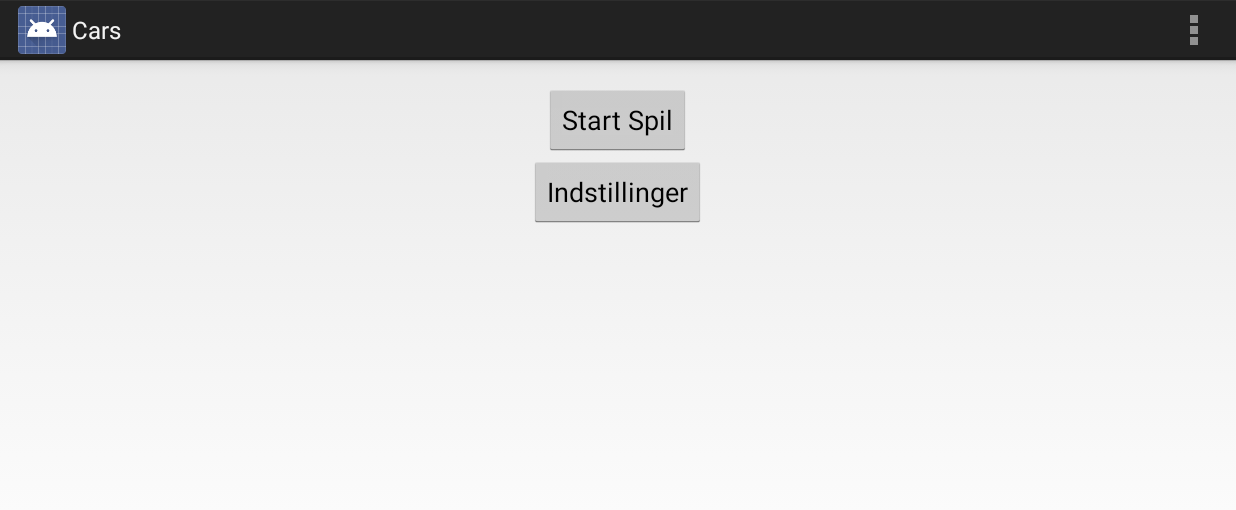
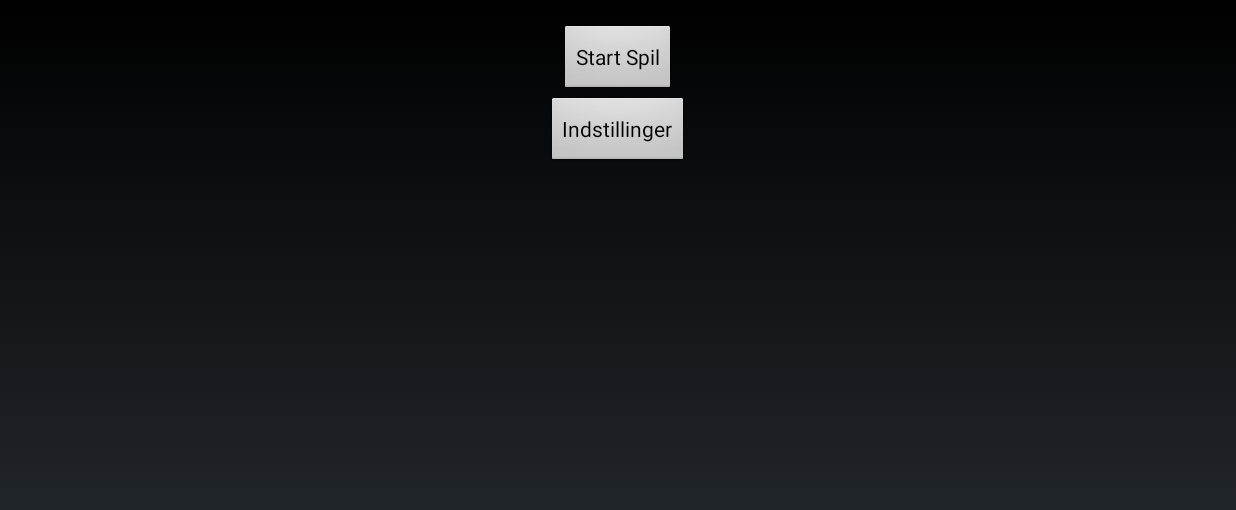
Before and after one commit to aau-giraf/voice-game, an Android app: the screen it shows after launch (MainMenu), on a phone screen of 824 x 412 dp (held sideways). Shown: the top 510 px of the screen. Run offline under Robolectric (Android 15) with nearby library versions, the phone set to English and light mode, and no system bars; plain views replace GButton.

Commit message:
Removed non-used menus, titlebar and changed theme to default for Menu and Settings activities.

```diff
--- a/cars/src/main/java/dk/aau/cs/giraf/cars/MainMenu.java
+++ b/cars/src/main/java/dk/aau/cs/giraf/cars/MainMenu.java
@@ -39,19 +39,12 @@ public class MainMenu extends Activity {
     public boolean onCreateOptionsMenu(Menu menu) {
 
         // Inflate the menu; this adds items to the action bar if it is present.
-        getMenuInflater().inflate(R.menu.main_menu, menu);
+        //getMenuInflater().inflate(R.menu.main_menu, menu);
         return true;
     }
 
     @Override
     public boolean onOptionsItemSelected(MenuItem item) {
-        // Handle action bar item clicks here. The action bar will
-        // automatically handle clicks on the Home/Up button, so long
-        // as you specify a parent activity in AndroidManifest.xml.
-        int id = item.getItemId();
-        if (id == R.id.action_settings) {
-            return true;
-        }
         return super.onOptionsItemSelected(item);
     }
 
--- a/cars/src/main/res/menu/main_menu.xml
+++ b/cars/src/main/res/menu/main_menu.xml
@@ -1,9 +1,4 @@
 <menu xmlns:android="http://schemas.android.com/apk/res/android"
     xmlns:tools="http://schemas.android.com/tools"
     tools:context="dk.aau.cs.giraf.cars.MainMenu" >
-
-    <item android:id="@+id/action_settings"
-        android:title="@string/action_settings"
-        android:orderInCategory="100"
-        android:showAsAction="never" />
 </menu>
--- a/cars/src/main/res/menu/settings.xml
+++ b/cars/src/main/res/menu/settings.xml
@@ -1,9 +1,4 @@
 <menu xmlns:android="http://schemas.android.com/apk/res/android"
     xmlns:tools="http://schemas.android.com/tools"
     tools:context="dk.aau.cs.giraf.cars.Settings" >
-
-    <item android:id="@+id/action_settings"
-        android:title="@string/action_settings"
-        android:orderInCategory="100"
-        android:showAsAction="never" />
 </menu>
```
Also changed, not shown: cars/src/main/AndroidManifest.xml (+5 -2 lines), cars/src/main/java/dk/aau/cs/giraf/cars/Settings.java (+1 -8 lines).
